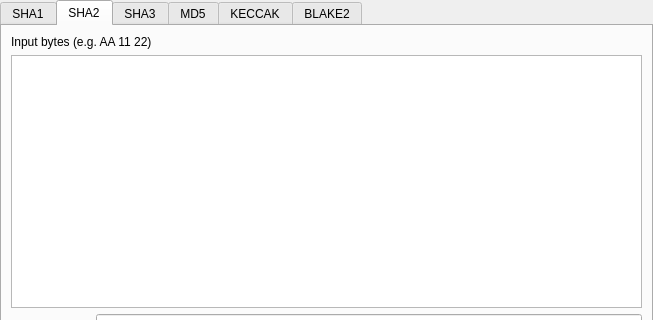
The window that ui/Hashes/UiHashes.ui (caffedrine/CryptoPocketKnife) describes before a commit, drawn with Qt 5; both pictures show x 0 to 653 and y 0 to 320 of the 653 by 487 pixel window.
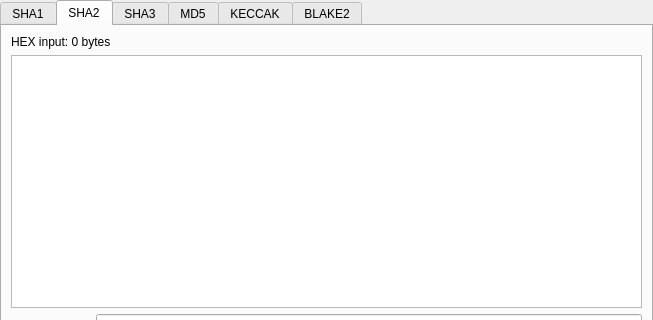
The same window after the commit.

Commit message: Show byets count on hashes pages

The edit to the form file:
```diff
--- a/ui/Hashes/UiHashes.ui
+++ b/ui/Hashes/UiHashes.ui
@@ -73,11 +73,17 @@
       <attribute name="title">
        <string>SHA2</string>
       </attribute>
-      <layout class="QGridLayout" name="gridLayout_19">
+      <layout class="QFormLayout" name="formLayout">
        <item row="0" column="0" colspan="2">
-        <widget class="QLabel" name="label_21">
+        <widget class="QLabel" name="label_Sha2InputLabel">
+         <property name="sizePolicy">
+          <sizepolicy hsizetype="Maximum" vsizetype="Preferred">
+           <horstretch>0</horstretch>
+           <verstretch>0</verstretch>
+          </sizepolicy>
+         </property>
          <property name="text">
-          <string>Input bytes (e.g. AA 11 22)</string>
+          <string>HEX input: 0 bytes</string>
          </property>
         </widget>
        </item>
```
Left out of the diff: 12 changed lines with no effect on the pictures. The commit also changes 1 other file.
